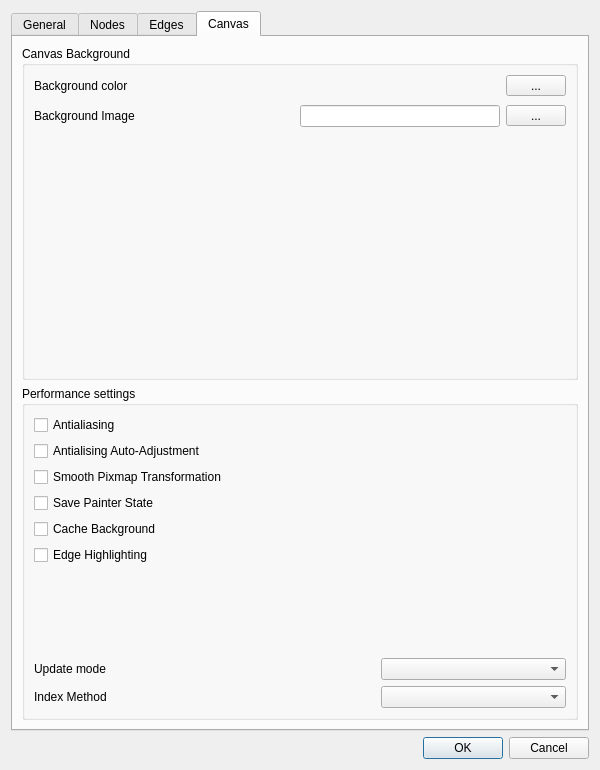
socnetv/app, file src/forms/dialogsettings.ui: the form before one commit.
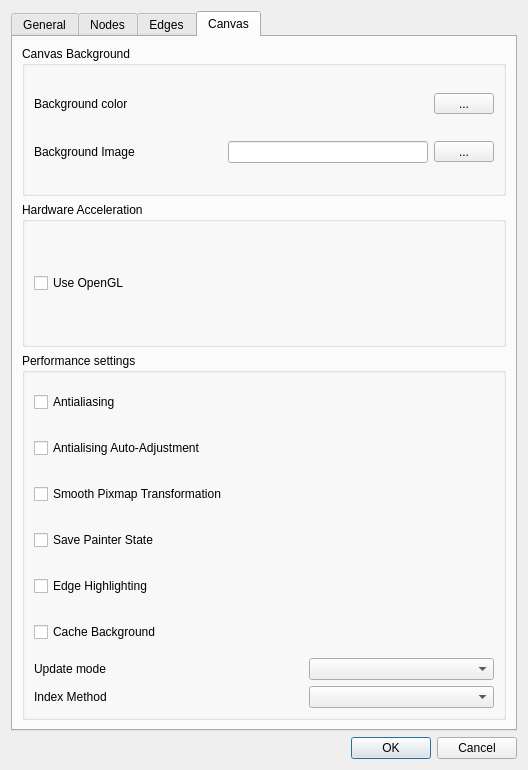
The form after the commit. The open tabs and pages were chosen to show the change.

Commit message: Added Settings option to use openGL to draw graphics -- at the moment uses the OBSOLETE QGLWidget -- FIXME/TODO: GraphicsWidget::getSelectedItems() does not emit userSelectedItems to the MW/Graph, therefore the selection of nodes and edges is not updated

The edit to the form file:
```diff
--- a/src/forms/dialogsettings.ui
+++ b/src/forms/dialogsettings.ui
@@ -6,13 +6,13 @@
    <rect>
     <x>0</x>
     <y>0</y>
-    <width>600</width>
+    <width>528</width>
     <height>770</height>
    </rect>
   </property>
   <property name="minimumSize">
    <size>
-    <width>600</width>
+    <width>500</width>
     <height>770</height>
    </size>
   </property>
@@ -30,8 +30,8 @@
     <widget class="QTabWidget" name="tabWidget">
      <property name="minimumSize">
       <size>
-       <width>495</width>
-       <height>700</height>
+       <width>0</width>
+       <height>0</height>
       </size>
      </property>
      <property name="currentIndex">
@@ -1786,6 +1786,18 @@
       <layout class="QGridLayout" name="gridLayout_7">
        <item row="0" column="0">
         <widget class="QGroupBox" name="groupBox_2">
+         <property name="sizePolicy">
+          <sizepolicy hsizetype="Preferred" vsizetype="Minimum">
+           <horstretch>0</horstretch>
+           <verstretch>0</verstretch>
+          </sizepolicy>
+         </property>
+         <property name="minimumSize">
+          <size>
+           <width>0</width>
+           <height>150</height>
+          </size>
+         </property>
          <property name="toolTip">
           <string>&lt;html&gt;&lt;head/&gt;&lt;body&gt;&lt;p&gt;&lt;span style=&quot; font-weight:600;&quot;&gt;Canvas Background&lt;/span&gt;&lt;/p&gt;&lt;p&gt;In this section, there are general settings for the canvas, such as the background color or image.&lt;/p&gt;&lt;p&gt;&lt;br/&gt;&lt;/p&gt;&lt;p&gt;&lt;br/&gt;&lt;/p&gt;&lt;p&gt;&lt;br/&gt;&lt;/p&gt;&lt;/body&gt;&lt;/html&gt;</string>
          </property>
@@ -1922,23 +1934,44 @@
             </item>
            </layout>
           </item>
+         </layout>
+        </widget>
+       </item>
+       <item row="1" column="0">
+        <widget class="QGroupBox" name="groupBox_12">
+         <property name="minimumSize">
+          <size>
+           <width>0</width>
+           <height>80</height>
+          </size>
+         </property>
+         <property name="toolTip">
+          <string>&lt;html&gt;&lt;head/&gt;&lt;body&gt;&lt;p&gt;&lt;span style=&quot; font-weight:600;&quot;&gt;Performance Settings&lt;/span&gt;&lt;/p&gt;&lt;p&gt;The following options influence the performance of the SocNetV canvas, inside which nodes and edges are being drawn. They affect the look of nodes and edges as well the precision and speed of the graphics engine.&lt;/p&gt;&lt;p&gt;Most of these settings have noticeable effects only in large networks. For instance, if you have a network with over 3000 actors and 10000 edges you might want to disable Antialiasing, Antialiasing Auto-adjustment and Smooth Pixmap Transformation while enabling Cache Background. &lt;/p&gt;&lt;p&gt;Also, if you need to visually interact with edges in a large network, you can experiment with the Update Mode setting to find which is suitable for your workload. The default setting &amp;quot;Full&amp;quot; means that the canvas is fully redrawn every time you make a small change.&lt;/p&gt;&lt;/body&gt;&lt;/html&gt;</string>
+         </property>
+         <property name="title">
+          <string>Hardware Acceleration</string>
+         </property>
+         <layout class="QVBoxLayout" name="verticalLayout_11">
           <item>
-           <spacer name="verticalSpacer_2">
-            <property name="orientation">
-             <enum>Qt::Vertical</enum>
+           <widget class="QCheckBox" name="canvasUseOpenGLChkBox">
+            <property name="toolTip">
+             <string>&lt;html&gt;&lt;head/&gt;&lt;body&gt;&lt;p&gt;&lt;span style=&quot; font-weight:600;&quot;&gt;Edge highlighting&lt;/span&gt;&lt;/p&gt;&lt;p&gt;Enable or disable highlighting of selected edges.&lt;/p&gt;&lt;p&gt;By default, SocNetV hughlights the edges you select with the mouse, as well as all edges connected to the selected node. Although a useful feature, this can slow down the application responsiveness when the network consists of thousand nodes and edges. &lt;/p&gt;&lt;p&gt;If disabled, selected edges will not be highlighted.&lt;/p&gt;&lt;p&gt;&lt;br/&gt;&lt;/p&gt;&lt;/body&gt;&lt;/html&gt;</string>
             </property>
-            <property name="sizeHint" stdset="0">
-             <size>
-              <width>20</width>
-              <height>67</height>
-             </size>
+            <property name="whatsThis">
+             <string>&lt;html&gt;&lt;head/&gt;&lt;body&gt;&lt;p&gt;&lt;span style=&quot; font-weight:600;&quot;&gt;Cache Background&lt;/span&gt;&lt;/p&gt;&lt;p&gt;Enable or disable caching of the canvas background. &lt;/p&gt;&lt;p&gt;The graphics engine can cache pre-rendered content in a pixmap, which is then drawn onto the viewport. The purpose of such caching is to speed up the total rendering time for areas that are slow to render (i.e. texture, gradient and alpha blended backgrounds). &lt;/p&gt;&lt;p&gt;If enabled, the canvas background is cached by allocating one pixmap with the full size of the viewport. The cache is invalidated every time the view is transformed. However, when scrolling, only partial invalidation is required. &lt;/p&gt;&lt;p&gt;If not enabled, nothing is cached and all painting is done directly onto the viewport.&lt;/p&gt;&lt;p&gt;This is a permanent setting, it will be the default of the application every time you run SocNetV. &lt;br/&gt;&lt;/p&gt;&lt;/body&gt;&lt;/html&gt;</string>
             </property>
-           </spacer>
+            <property name="layoutDirection">
+             <enum>Qt::LeftToRight</enum>
+            </property>
+            <property name="text">
+             <string>Use OpenGL</string>
+            </property>
+           </widget>
           </item>
          </layout>
         </widget>
        </item>
-       <item row="1" column="0">
+       <item row="2" column="0">
         <widget class="QGroupBox" name="groupBox_11">
          <property name="toolTip">
           <string>&lt;html&gt;&lt;head/&gt;&lt;body&gt;&lt;p&gt;&lt;span style=&quot; font-weight:600;&quot;&gt;Performance Settings&lt;/span&gt;&lt;/p&gt;&lt;p&gt;The following options influence the performance of the SocNetV canvas, inside which nodes and edges are being drawn. They affect the look of nodes and edges as well the precision and speed of the graphics engine.&lt;/p&gt;&lt;p&gt;Most of these settings have noticeable effects only in large networks. For instance, if you have a network with over 3000 actors and 10000 edges you might want to disable Antialiasing, Antialiasing Auto-adjustment and Smooth Pixmap Transformation while enabling Cache Background. &lt;/p&gt;&lt;p&gt;Also, if you need to visually interact with edges in a large network, you can experiment with the Update Mode setting to find which is suitable for your workload. The default setting &amp;quot;Full&amp;quot; means that the canvas is fully redrawn every time you make a small change.&lt;/p&gt;&lt;/body&gt;&lt;/html&gt;</string>
@@ -1949,6 +1982,12 @@
          <layout class="QVBoxLayout" name="verticalLayout_4">
           <item>
            <widget class="QCheckBox" name="canvasAntialiasingChkBox">
+            <property name="minimumSize">
+             <size>
+              <width>0</width>
+              <height>40</height>
+             </size>
+            </property>
             <property name="toolTip">
              <string>&lt;html&gt;&lt;head/&gt;&lt;body&gt;&lt;p&gt;&lt;span style=&quot; font-weight:600;&quot;&gt;Anti-Aliasing&lt;/span&gt;&lt;/p&gt;&lt;p&gt;Enable or disable Anti-Aliasing. If enabled, the graphics engine will antialias edges of primitives if possible.  &lt;/p&gt;&lt;p&gt;Anti-aliasing is a technique which makes nodes, lines and text, smoother and fancier. But it comes at the cost of speed... &lt;/p&gt;&lt;p&gt;This is a permanent setting, it will be the default of the application every time you run SocNetV. &lt;/p&gt;&lt;p&gt;&lt;br/&gt;&lt;/p&gt;&lt;/body&gt;&lt;/html&gt;</string>
             </property>
@@ -1965,6 +2004,12 @@
           </item>
           <item>
            <widget class="QCheckBox" name="canvasAntialiasingAutoAdjustChkBox">
+            <property name="minimumSize">
+             <size>
+              <width>0</width>
+              <height>40</height>
+             </size>
+            </property>
             <property name="toolTip">
              <string>&lt;html&gt;&lt;head/&gt;&lt;body&gt;&lt;p&gt;&lt;span style=&quot; font-weight:600;&quot;&gt;Antialiasing Auto-Adjustment&lt;/span&gt;&lt;/p&gt;&lt;p&gt;Enable or disable antialiasing auto-adjustment of exposed areas. Items that render antialiased lines on the boundaries of their bounding rectangle can end up rendering parts of the line outside. To prevent rendering artifacts, the graphics engine expands all exposed regions by 2 pixels in all directions. &lt;/p&gt;&lt;p&gt;If you disable this, SocNetV will no longer perform these adjustments, minimizing the areas that require redrawing, which improves performance. A common side effect is that items that do draw with antialiasing can leave painting traces behind on the scene as they are moved.&lt;/p&gt;&lt;p&gt;This is a permanent setting, it will be the default of the application every time you run SocNetV. &lt;/p&gt;&lt;p&gt;&lt;br/&gt;&lt;/p&gt;&lt;/body&gt;&lt;/html&gt;</string>
             </property>
@@ -1981,6 +2026,12 @@
           </item>
           <item>
            <widget class="QCheckBox" name="canvasSmoothPixmapTransformChkBox">
+            <property name="minimumSize">
+             <size>
+              <width>0</width>
+              <height>40</height>
+             </size>
+            </property>
             <property name="toolTip">
              <string>&lt;html&gt;&lt;head/&gt;&lt;body&gt;&lt;p&gt;&lt;span style=&quot; font-weight:600;&quot;&gt;Smooth pixmap transformations&lt;/span&gt;&lt;/p&gt;&lt;p&gt;Enable or disable smooth pixmap transformations. &lt;/p&gt;&lt;p&gt;If enabled, the engine will use a smooth pixmap transformation algorithm (such as bilinear) rather than nearest neighbor.&lt;/p&gt;&lt;p&gt;This is a permanent setting, it will be the default of the application every time you run SocNetV. &lt;/p&gt;&lt;p&gt;&lt;br/&gt;&lt;/p&gt;&lt;/body&gt;&lt;/html&gt;</string>
             </property>
@@ -1997,6 +2048,12 @@
           </item>
           <item>
            <widget class="QCheckBox" name="canvasSavePainterStateChkBox">
+            <property name="minimumSize">
+             <size>
+              <width>0</width>
+              <height>40</height>
+             </size>
+            </property>
             <property name="toolTip">
              <string>&lt;html&gt;&lt;head/&gt;&lt;body&gt;&lt;p&gt;&lt;span style=&quot; font-weight:600;&quot;&gt;Save Painter State&lt;/span&gt;&lt;/p&gt;&lt;p&gt;When rendering, the graphics engine can protect (&amp;quot;save&amp;quot;) the painter state when rendering the background or foreground, and when rendering each item. This allows us to leave the painter in an altered state. &lt;/p&gt;&lt;p&gt;However, if the items consistently do restore the state, you should disable this option to prevent the application from doing the same.&lt;/p&gt;&lt;p&gt;This is a permanent setting, it will be the default of the application every time you run SocNetV. &lt;/p&gt;&lt;p&gt;&lt;br/&gt;&lt;/p&gt;&lt;/body&gt;&lt;/html&gt;</string>
             </property>
@@ -2011,24 +2068,14 @@
             </property>
            </widget>
           </item>
-          <item>
-           <widget class="QCheckBox" name="canvasCacheBackgroundChkBox">
-            <property name="toolTip">
-             <string>&lt;html&gt;&lt;head/&gt;&lt;body&gt;&lt;p&gt;&lt;span style=&quot; font-weight:600;&quot;&gt;Cache Background&lt;/span&gt;&lt;/p&gt;&lt;p&gt;Enable or disable caching of the canvas background. &lt;/p&gt;&lt;p&gt;The graphics engine can cache pre-rendered content in a pixmap, which is then drawn onto the viewport. The purpose of such caching is to speed up the total rendering time for areas that are slow to render (i.e. texture, gradient and alpha blended backgrounds). &lt;/p&gt;&lt;p&gt;If enabled, the canvas background is cached by allocating one pixmap with the full size of the viewport. The cache is invalidated every time the view is transformed. However, when scrolling, only partial invalidation is required. &lt;/p&gt;&lt;p&gt;If not enabled, nothing is cached and all painting is done directly onto the viewport.&lt;/p&gt;&lt;p&gt;This is a permanent setting, it will be the default of the application every time you run SocNetV. &lt;br/&gt;&lt;/p&gt;&lt;/body&gt;&lt;/html&gt;</string>
-            </property>
-            <property name="whatsThis">
-             <string>&lt;html&gt;&lt;head/&gt;&lt;body&gt;&lt;p&gt;&lt;span style=&quot; font-weight:600;&quot;&gt;Cache Background&lt;/span&gt;&lt;/p&gt;&lt;p&gt;Enable or disable caching of the canvas background. &lt;/p&gt;&lt;p&gt;The graphics engine can cache pre-rendered content in a pixmap, which is then drawn onto the viewport. The purpose of such caching is to speed up the total rendering time for areas that are slow to render (i.e. texture, gradient and alpha blended backgrounds). &lt;/p&gt;&lt;p&gt;If enabled, the canvas background is cached by allocating one pixmap with the full size of the viewport. The cache is invalidated every time the view is transformed. However, when scrolling, only partial invalidation is required. &lt;/p&gt;&lt;p&gt;If not enabled, nothing is cached and all painting is done directly onto the viewport.&lt;/p&gt;&lt;p&gt;This is a permanent setting, it will be the default of the application every time you run SocNetV. &lt;br/&gt;&lt;/p&gt;&lt;/body&gt;&lt;/html&gt;</string>
-            </property>
-            <property name="layoutDirection">
-             <enum>Qt::LeftToRight</enum>
-            </property>
-            <property name="text">
-             <string>Cache Background</string>
-            </property>
-           </widget>
-          </item>
           <item>
            <widget class="QCheckBox" name="canvasEdgeHighlightingChkBox">
+            <property name="minimumSize">
+             <size>
+              <width>0</width>
+              <height>40</height>
+             </size>
+            </property>
             <property name="toolTip">
              <string>&lt;html&gt;&lt;head/&gt;&lt;body&gt;&lt;p&gt;&lt;span style=&quot; font-weight:600;&quot;&gt;Edge highlighting&lt;/span&gt;&lt;/p&gt;&lt;p&gt;Enable or disable highlighting of selected edges.&lt;/p&gt;&lt;p&gt;By default, SocNetV hughlights the edges you select with the mouse, as well as all edges connected to the selected node. Although a useful feature, this can slow down the application responsiveness when the network consists of thousand nodes and edges. &lt;/p&gt;&lt;p&gt;If disabled, selected edges will not be highlighted.&lt;/p&gt;&lt;p&gt;&lt;br/&gt;&lt;/p&gt;&lt;/body&gt;&lt;/html&gt;</string>
             </property>
@@ -2044,17 +2091,26 @@
            </widget>
           </item>
           <item>
-           <spacer name="verticalSpacer">
-            <property name="orientation">
-             <enum>Qt::Vertical</enum>
-            </property>
-            <property name="sizeHint" stdset="0">
+           <widget class="QCheckBox" name="canvasCacheBackgroundChkBox">
+            <property name="minimumSize">
              <size>
-              <width>20</width>
+              <width>0</width>
               <height>40</height>
              </size>
             </property>
-           </spacer>
+            <property name="toolTip">
+             <string>&lt;html&gt;&lt;head/&gt;&lt;body&gt;&lt;p&gt;&lt;span style=&quot; font-weight:600;&quot;&gt;Cache Background&lt;/span&gt;&lt;/p&gt;&lt;p&gt;Enable or disable caching of the canvas background. &lt;/p&gt;&lt;p&gt;The graphics engine can cache pre-rendered content in a pixmap, which is then drawn onto the viewport. The purpose of such caching is to speed up the total rendering time for areas that are slow to render (i.e. texture, gradient and alpha blended backgrounds). &lt;/p&gt;&lt;p&gt;If enabled, the canvas background is cached by allocating one pixmap with the full size of the viewport. The cache is invalidated every time the view is transformed. However, when scrolling, only partial invalidation is required. &lt;/p&gt;&lt;p&gt;If not enabled, nothing is cached and all painting is done directly onto the viewport.&lt;/p&gt;&lt;p&gt;This is a permanent setting, it will be the default of the application every time you run SocNetV. &lt;br/&gt;&lt;/p&gt;&lt;/body&gt;&lt;/html&gt;</string>
+            </property>
+            <property name="whatsThis">
+             <string>&lt;html&gt;&lt;head/&gt;&lt;body&gt;&lt;p&gt;&lt;span style=&quot; font-weight:600;&quot;&gt;Cache Background&lt;/span&gt;&lt;/p&gt;&lt;p&gt;Enable or disable caching of the canvas background. &lt;/p&gt;&lt;p&gt;The graphics engine can cache pre-rendered content in a pixmap, which is then drawn onto the viewport. The purpose of such caching is to speed up the total rendering time for areas that are slow to render (i.e. texture, gradient and alpha blended backgrounds). &lt;/p&gt;&lt;p&gt;If enabled, the canvas background is cached by allocating one pixmap with the full size of the viewport. The cache is invalidated every time the view is transformed. However, when scrolling, only partial invalidation is required. &lt;/p&gt;&lt;p&gt;If not enabled, nothing is cached and all painting is done directly onto the viewport.&lt;/p&gt;&lt;p&gt;This is a permanent setting, it will be the default of the application every time you run SocNetV. &lt;br/&gt;&lt;/p&gt;&lt;/body&gt;&lt;/html&gt;</string>
+            </property>
+            <property name="layoutDirection">
+             <enum>Qt::LeftToRight</enum>
+            </property>
+            <property name="text">
+             <string>Cache Background</string>
+            </property>
+           </widget>
           </item>
           <item>
            <layout class="QHBoxLayout" name="horizontalLayout_22">
@@ -2081,8 +2137,8 @@
               </property>
               <property name="sizeHint" stdset="0">
                <size>
-                <width>98</width>
-                <height>20</height>
+                <width>38</width>
+                <height>17</height>
                </size>
               </property>
              </spacer>
@@ -2210,6 +2266,9 @@
      <property name="standardButtons">
       <set>QDialogButtonBox::Cancel|QDialogButtonBox::Ok</set>
      </property>
+     <property name="centerButtons">
+      <bool>false</bool>
+     </property>
     </widget>
    </item>
   </layout>
```
The commit also changes 6 other files.
